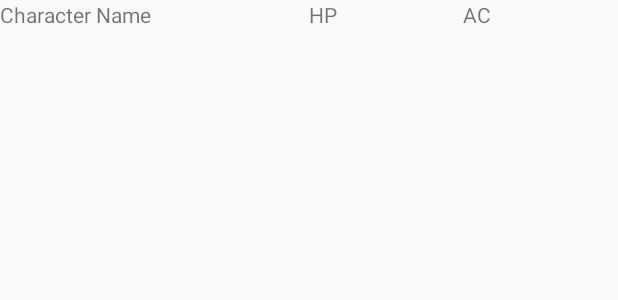
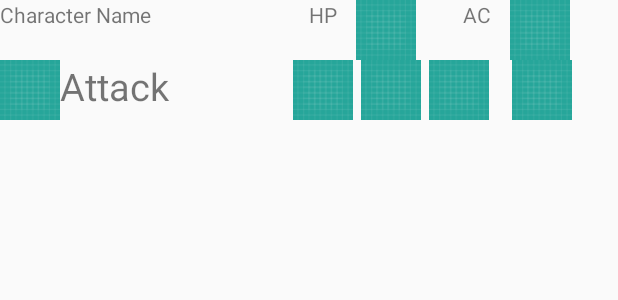
Before and after one commit to dylandcole/DnDBattleCompanion, an Android app: the layout fragment_combatant_quick_small.xml on its own in the app's theme, with its tools: preview values and no code run, on a phone screen of 412 x 824 dp. Shown: the top 300 px of the screen. Run offline under Robolectric (Android 15) with nearby library versions, the phone set to English and light mode, and no system bars.

Commit message:
Finished character quick list fragment

```diff
--- a/app/src/main/res/layout/fragment_combatant_quick_small.xml
+++ b/app/src/main/res/layout/fragment_combatant_quick_small.xml
@@ -1,48 +1,108 @@
 <?xml version="1.0" encoding="utf-8"?>
 <LinearLayout xmlns:android="http://schemas.android.com/apk/res/android"
     xmlns:tools="http://schemas.android.com/tools"
-    android:orientation="vertical" android:layout_width="match_parent"
-    android:layout_height="wrap_content">
+    android:layout_width="match_parent"
+    android:layout_height="wrap_content"
+    android:orientation="vertical">
+
     <LinearLayout
         android:layout_width="match_parent"
-    android:layout_height="wrap_content"
+        android:layout_height="40dp"
         android:orientation="horizontal">
+
         <TextView
             android:layout_width="0dp"
             android:layout_height="match_parent"
             android:layout_weight="0.5"
             tools:text="Character Name"
-        tools:textSize="25sp"
-        />
-    <TextView
+            tools:textSize="25sp" />
+
+        <FrameLayout
             android:layout_width="0dp"
             android:layout_height="match_parent"
-        android:layout_weight="0.25"
-        tools:textSize="25sp"
+            android:layout_weight="0.25">
+
+            <ImageView
+                android:layout_width="wrap_content"
+                android:layout_height="match_parent"
+                android:layout_gravity="center"
+                android:adjustViewBounds="true"
+                android:src="@drawable/ic_launcher_background" />
+
+            <TextView
+                android:layout_width="match_parent"
+                android:layout_height="match_parent"
                 tools:text="HP"
-        tools:textAlignment="center"/>
-    <TextView
+                tools:textAlignment="center"
+                tools:textSize="25sp" />
+        </FrameLayout>
+
+        <FrameLayout
             android:layout_width="0dp"
             android:layout_height="match_parent"
-        android:layout_weight="0.25"
-        tools:textSize="25sp"
+            android:layout_weight="0.25">
+
+            <ImageView
+                android:layout_width="wrap_content"
+                android:layout_height="match_parent"
+                android:layout_gravity="center"
+                android:adjustViewBounds="true"
+                android:src="@drawable/ic_launcher_background" />
+
+            <TextView
+                android:layout_width="match_parent"
+                android:layout_height="match_parent"
                 tools:text="AC"
-        tools:textAlignment="center"/>
+                tools:textAlignment="center"
+                tools:textSize="25sp" />
 
+        </FrameLayout>
     </LinearLayout>
 
     <LinearLayout
-        android:layout_width="wrap_content"
-        android:layout_height="wrap_content"
+        android:layout_width="match_parent"
+        android:layout_height="40dp"
         android:orientation="horizontal">
 
         <ImageView
             android:layout_width="wrap_content"
-            android:layout_height="match_parent" />
+            android:layout_height="match_parent"
+            android:adjustViewBounds="true"
+            android:src="@drawable/ic_launcher_background" />
+
         <TextView
-            android:layout_width="0dp"
+            android:layout_width="150dp"
+            android:layout_height="fill_parent"
+            android:textSize="25sp"
+            tools:text="Attack" />
+
+        <ImageView
+            android:layout_width="wrap_content"
             android:layout_height="match_parent"
-            />
+            android:adjustViewBounds="true"
+            android:paddingLeft="5dp"
+            android:src="@drawable/ic_launcher_background" />
+
+        <ImageView
+            android:layout_width="wrap_content"
+            android:layout_height="match_parent"
+            android:adjustViewBounds="true"
+            android:paddingLeft="5dp"
+            android:src="@drawable/ic_launcher_background" />
+
+        <ImageView
+            android:layout_width="wrap_content"
+            android:layout_height="match_parent"
+            android:adjustViewBounds="true"
+            android:paddingLeft="5dp"
+            android:src="@drawable/ic_launcher_background" />
+
+        <ImageView
+            android:layout_width="wrap_content"
+            android:layout_height="match_parent"
+            android:adjustViewBounds="true"
+            android:paddingLeft="15dp"
+            android:src="@drawable/ic_launcher_background" />
 
     </LinearLayout>
 
```
Lines whose indentation alone changed are shown as unchanged.
